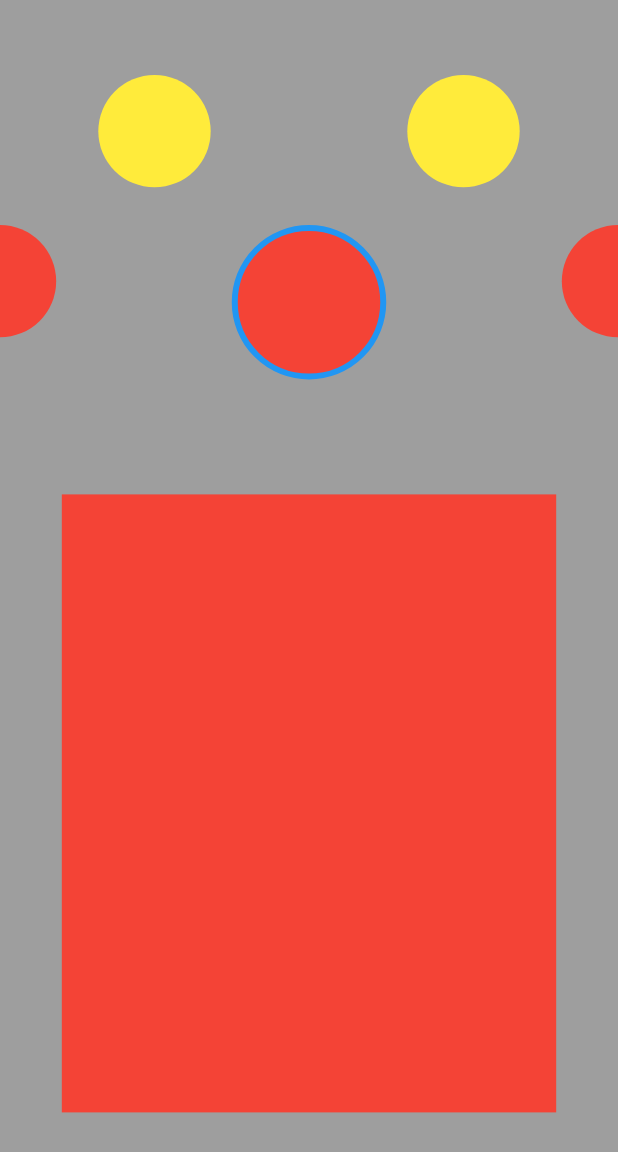
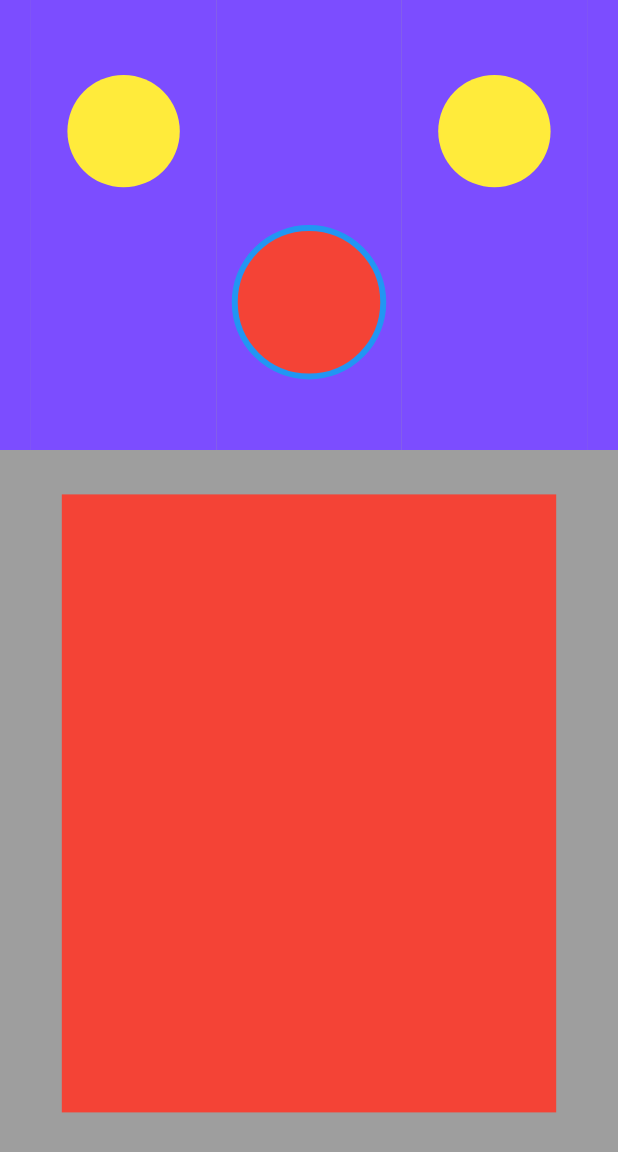
Before and after one commit to bladeofgod/flutter_swiper, a Flutter app: the screen it shows after launch, on a phone screen of 412 x 824 dp. Shown: the top 1152 px of the screen. Run offline on Flutter 3.47's test engine with Material 2 defaults, Android fonts, the phone set to English and light mode, and no system bars.

Commit message:
add custom page..

```diff
--- a/lib/custom_page.dart
+++ b/lib/custom_page.dart
@@ -81,7 +81,9 @@ class CustomPageState extends State<CustomPage>
 
     currentAvatarIndex = initPageIndex;
     pageController = PageController(initialPage: initPageIndex);
-    avatarController = PageController(viewportFraction: 0.25,initialPage: initPageIndex);
+    avatarController = PageController(
+        viewportFraction: 0.3,
+        initialPage: initPageIndex);
     pageController.addListener(() {
       ScrollPosition position = pageController.position;
       if(!isClickDrive && slideDistance.abs() < 30){
@@ -190,7 +192,10 @@ class CustomPageState extends State<CustomPage>
               },
               childrenDelegate: SliverChildBuilderDelegate(
                 (ctx,index){
-                  return Column(
+                  return Container(
+                    color: Colors.deepPurpleAccent,
+                    //width: size.width/3,height: 300,
+                    child: Column(
                       children: <Widget>[
                         SizedBox(width: 1,height: index%2==0?begin150Anim.value : begin50Anim.value,),
                         GestureDetector(
@@ -241,6 +246,7 @@ class CustomPageState extends State<CustomPage>
                           ),
                         )
                       ],
+                    ),
                   );
                 },
                 childCount: itemCount,
```
Lines whose indentation alone changed are shown as unchanged.
